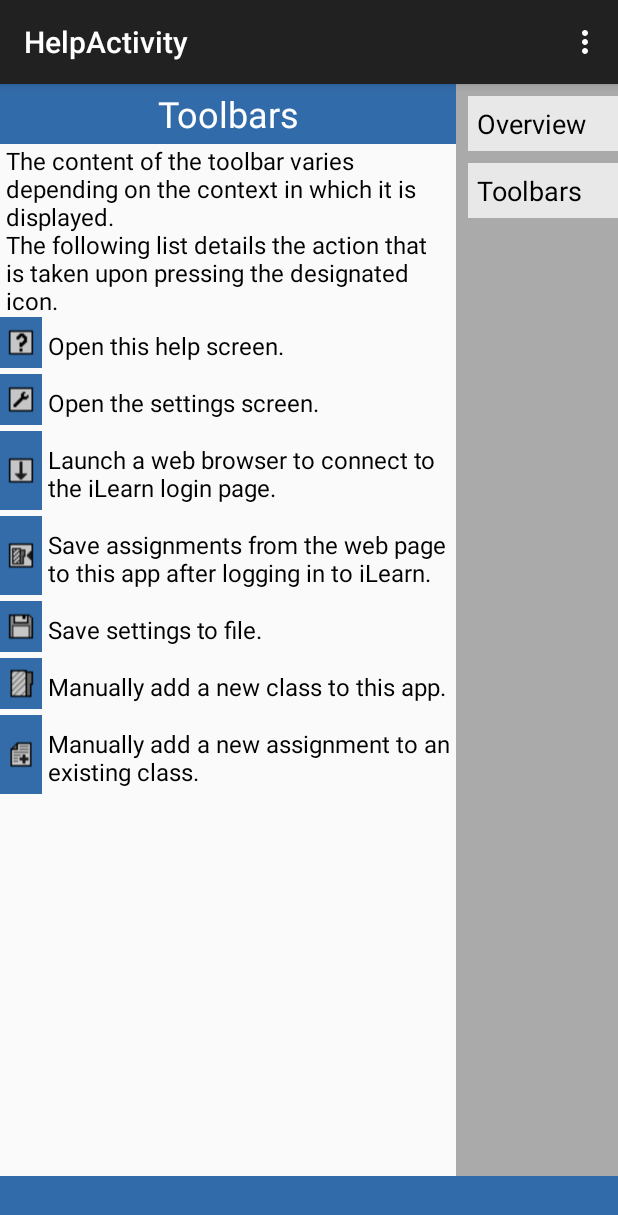
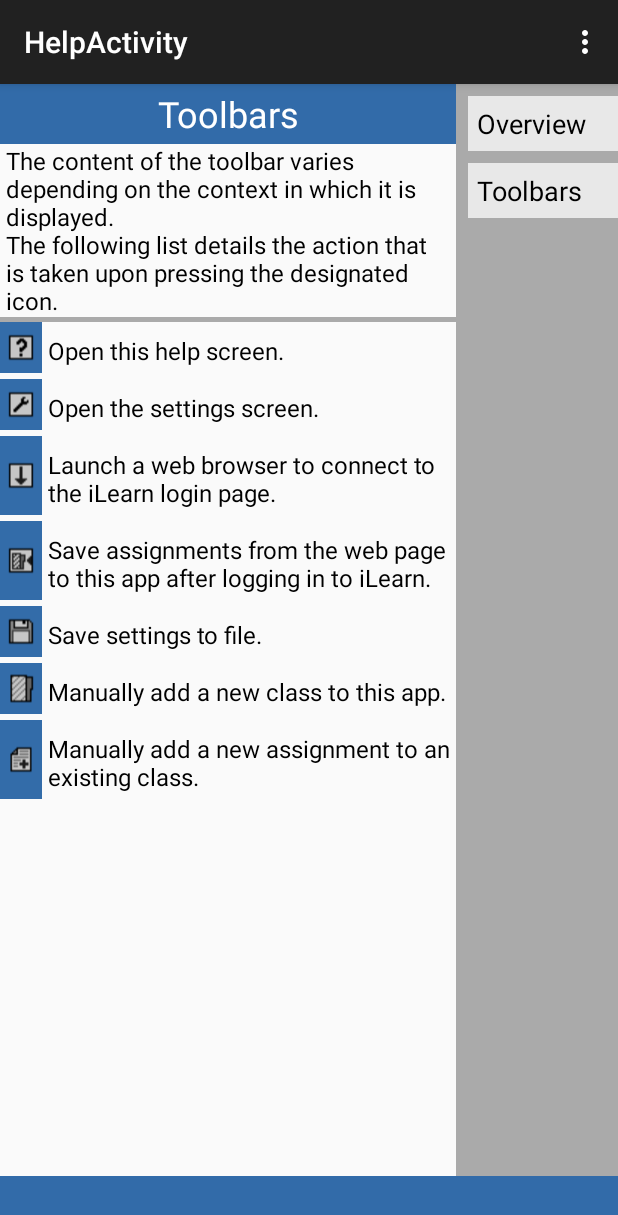
Before and after one commit to meryanh/iLearnTracker, an Android app: the HelpActivity screen opened directly, with no data from a screen before it, on a phone screen of 412 x 824 dp. Shown: the top 1215 px of the screen. Run offline under Robolectric (Android 15) with nearby library versions, the phone set to English and light mode, and no system bars.

```diff
--- a/app/src/main/res/layout/activity_help.xml
+++ b/app/src/main/res/layout/activity_help.xml
@@ -143,6 +143,12 @@
                     android:layout_marginLeft="4dp"
                     android:layout_marginRight="4dp" />
 
+                <TextView
+                    android:layout_width="fill_parent"
+                    android:layout_height="3dp"
+                    android:layout_below="@+id/textView19"
+                    android:background="@android:color/darker_gray" />
+
                 <LinearLayout
                     android:orientation="vertical"
                     android:layout_width="fill_parent"
@@ -150,7 +156,8 @@
                     android:layout_alignParentBottom="false"
                     android:layout_alignParentLeft="false"
                     android:layout_alignParentStart="false"
-                    android:layout_below="@+id/textView19">
+                    android:layout_below="@+id/textView19"
+                    android:layout_marginTop="3dp">
 
                     <LinearLayout
                         android:orientation="horizontal"
```
